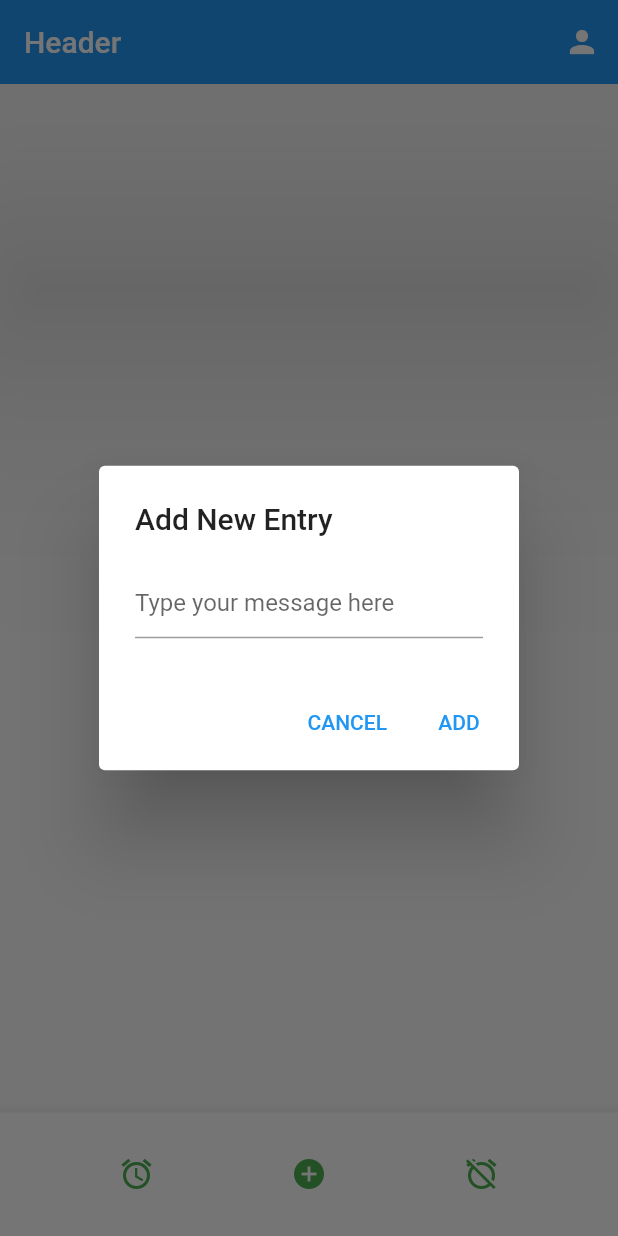
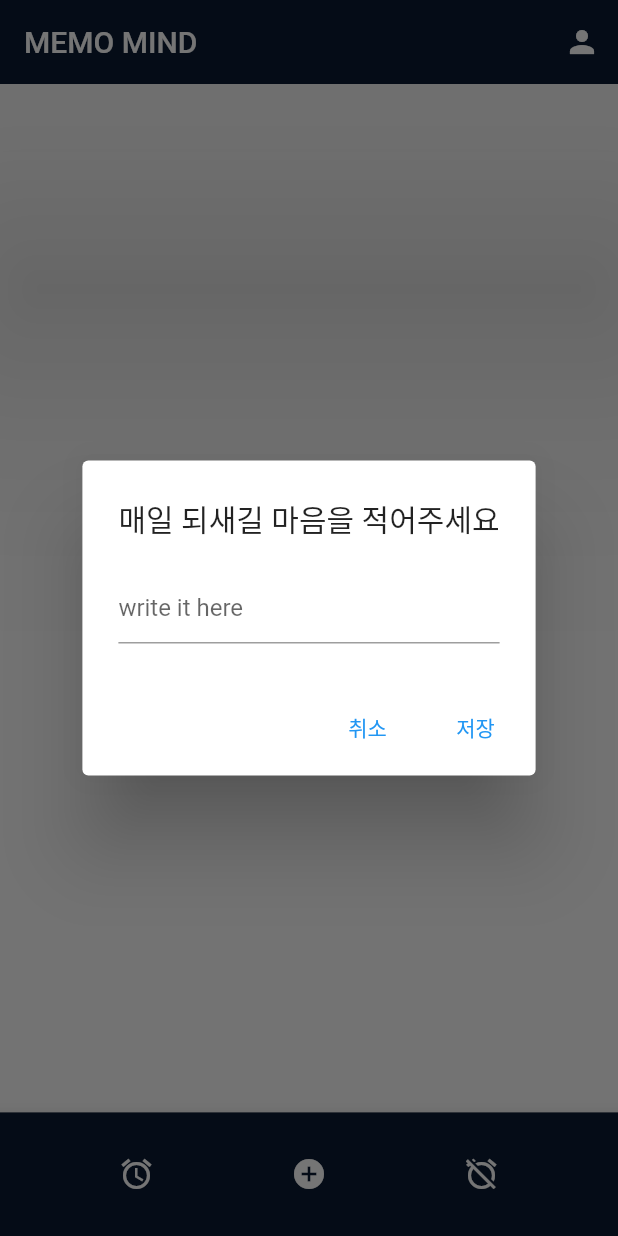
Before and after one commit to godcoder-ohseungyun/self_suggestion, a Flutter app: the screen it shows after launch, item 2 of the bottom bar chosen, on a phone screen of 412 x 824 dp. Run offline on Flutter 3.47's test engine with Material 2 defaults, Android fonts, the phone set to English and light mode, and no system bars; our stand-ins replace flutter_local_notifications, flutter_native_timezone, rxdart, shared_preferences, timezone.

Commit message:
refactor (HomeScreen) : 메세지 상수 사용 및 화면 디자인 수정
색상 - 남색으로 조정
목록 타일 - 보더 적용

```diff
--- a/lib/view/HomeScreen.dart
+++ b/lib/view/HomeScreen.dart
@@ -1,4 +1,5 @@
 import 'package:flutter/material.dart';
+import 'package:self_suggestion/view/commonConstant/CommonMSGConstant.dart';
 import '../model/Suggestions.dart';
 import 'NotificationListScreen.dart';
 import 'NotificationSetScreen.dart';
@@ -13,6 +14,10 @@ class HomeScreen extends StatefulWidget {
 class _HomeScreenState extends State<HomeScreen> {
   final Suggestions suggestions = new Suggestions();
 
+  static final String BODY_WELCOME_MSG = "나의 마음들을 채워볼까요?";
+  static final String DIALOG_TITLE = "매일 되새길 마음을 적어주세요";
+  static final String DIALOG_EXPLAIN_MSG = "write it here";
+
   @override
   Widget build(BuildContext context) {
     return SafeArea(
@@ -26,7 +31,8 @@ class _HomeScreenState extends State<HomeScreen> {
   PreferredSizeWidget buildAppBar(BuildContext context) {
     return AppBar(
       elevation: MediaQuery.of(context).size.height / 10,
-      title: Text('Header'),
+      title: Text(CommonMSGConstant.APP_BAR_TITLE),
+      backgroundColor: Color.fromRGBO(11,27,50,1.0),
       actions: [
         IconButton(
           icon: Icon(Icons.person),
@@ -38,7 +44,7 @@ class _HomeScreenState extends State<HomeScreen> {
 
   Widget buildBody(Suggestions suggestions, BuildContext context) {
     if (suggestions.getEntriesList().isEmpty)
-      return Center(child: Text('Welcome!'));
+      return Center(child: Text(BODY_WELCOME_MSG));
 
     return ListView.builder(
       itemCount: suggestions.getEntriesList().length,
@@ -56,21 +62,26 @@ class _HomeScreenState extends State<HomeScreen> {
       background: buildDismissibleBackground(),
       onDismissed: (direction) {
         suggestions.remove(nowEntry.key);
-        setState(() {
-        });
+        setState(() {});
       },
-      //direction: DismissDirection.endToStart,
       child: buildSuggestionPart(nowEntry),
     );
   }
 
   Widget buildDismissibleBackground() {
-    return GestureDetector(
+    return Container(
+      decoration: BoxDecoration(
+        border: Border.all(
+          color: Colors.black,
+          width: 1.0,
+        ),
+      ),
+      child: GestureDetector(
         onTap: () {
           // 삭제 버튼이 눌렸을 때 실행되는 코드
         },
         child: Container(
-        color: Colors.red,
+          color: Colors.redAccent,
           child: Stack(
             children: [
               Center(
@@ -85,7 +96,7 @@ class _HomeScreenState extends State<HomeScreen> {
                 left: 0,
                 right: 0,
                 child: Text(
-                "Delete",
+                  CommonMSGConstant.DELETE_MSG,
                   textAlign: TextAlign.center,
                   style: TextStyle(
                     color: Colors.white,
@@ -97,14 +108,18 @@ class _HomeScreenState extends State<HomeScreen> {
             ],
           ),
         ),
+      ),
     );
   }
 
   Widget buildSuggestionPart(MapEntry<String, bool> nowEntry) {
     return Container(
-      width: double.infinity,
-      height: double.infinity,
-      color: Colors.blue,
+      decoration: BoxDecoration(
+        border: Border.all(
+          color: Colors.black,
+          width: 1.0,
+        ),
+      ),
       child: buildSuggestionsTile(nowEntry),
     );
   }
@@ -117,6 +132,7 @@ class _HomeScreenState extends State<HomeScreen> {
       ),
     );
   }
+
 
   Widget buildCheckbox(MapEntry<String, bool> nowEntry) {
     return Checkbox(
@@ -135,14 +151,17 @@ class _HomeScreenState extends State<HomeScreen> {
     );
   }
 
+
+
   Widget buildBottomAppBar(Suggestions suggestions) {
     return BottomAppBar(
       height: MediaQuery.of(context).size.height / 10,
+      color: Color.fromRGBO(11,27,50,1.0),
       child: Row(
         mainAxisAlignment: MainAxisAlignment.spaceEvenly,
         children: [
           IconButton(
-            icon: Icon(Icons.alarm, color: Colors.green),
+            icon: Icon(Icons.alarm, color: Colors.white),
             onPressed: () {
               Navigator.push(
                 context,
@@ -153,13 +172,13 @@ class _HomeScreenState extends State<HomeScreen> {
             },
           ),
           IconButton(
-            icon: Icon(Icons.add_circle, color: Colors.green),
+            icon: Icon(Icons.add_circle, color: Colors.white),
             onPressed: () {
               _showAddEntryDialog(context);
             },
           ),
           IconButton(
-            icon: Icon(Icons.alarm_off, color: Colors.green),
+            icon: Icon(Icons.alarm_off, color: Colors.white),
             onPressed: () async {
               Navigator.push(
                 context,
@@ -180,22 +199,22 @@ class _HomeScreenState extends State<HomeScreen> {
       context: context,
       builder: (BuildContext context) {
         return AlertDialog(
-          title: Text('Add New Entry'),
+          title: Text(DIALOG_TITLE),
           content: TextFormField(
-            decoration: InputDecoration(hintText: 'Type your message here'),
+            decoration: InputDecoration(hintText: DIALOG_EXPLAIN_MSG),
             onChanged: (value) {
               newEntry = value;
             },
           ),
           actions: <Widget>[
             TextButton(
-              child: Text('CANCEL'),
+              child: Text(CommonMSGConstant.CANCEL),
               onPressed: () {
                 Navigator.of(context).pop();
               },
             ),
             TextButton(
-              child: Text('ADD'),
+              child: Text(CommonMSGConstant.SAVE),
               onPressed: () {
                 if (newEntry.isNotEmpty) {
                   setState(() {
```
Lines whose indentation alone changed are shown as unchanged.
